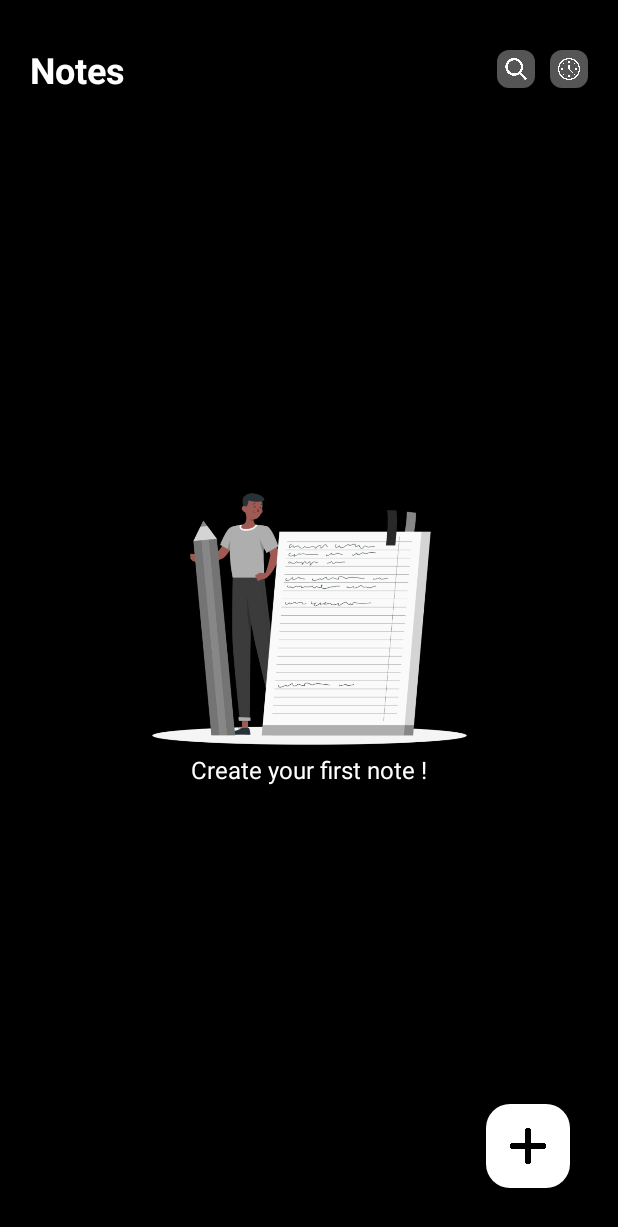
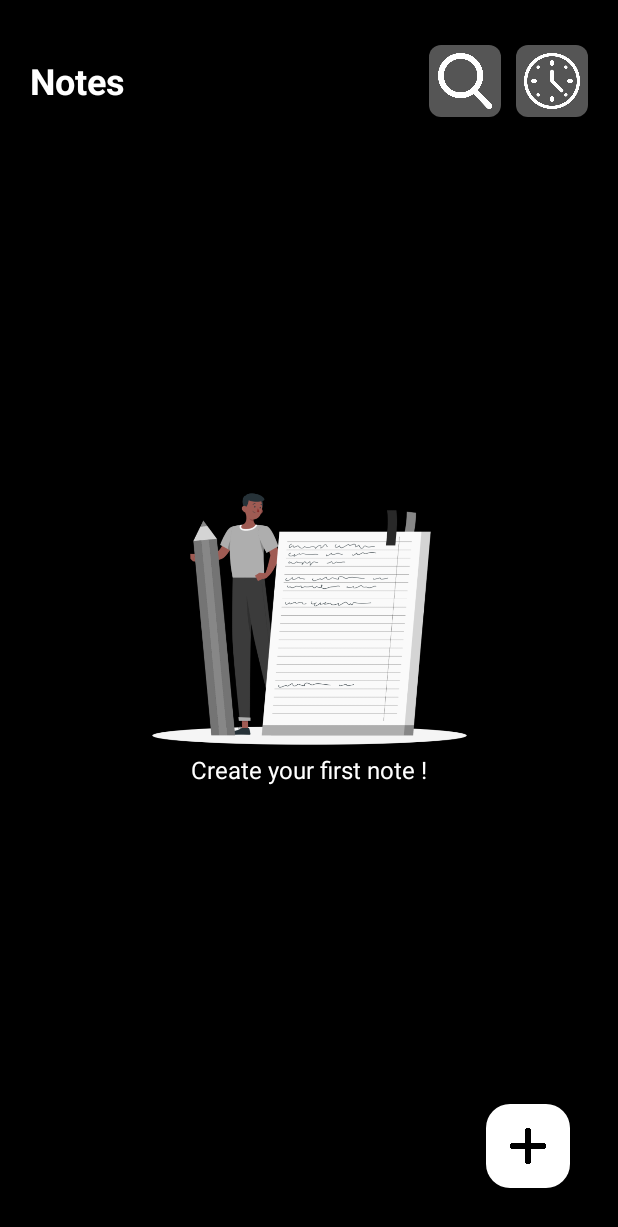
Before and after one commit to thelinh2711/appnote, an Android app: the layout activity_main.xml on its own in the app's theme, with its tools: preview values and no code run, on a phone screen of 412 x 824 dp. Shown: the top 1227 px of the screen. Run offline under Robolectric (Android 15) with nearby library versions, the phone set to English and light mode, and no system bars.

Commit message:
update main

```diff
--- a/app/build.gradle.kts
+++ b/app/build.gradle.kts
@@ -33,6 +33,10 @@ android {
     kotlinOptions {
         jvmTarget = "11"
     }
+    viewBinding {
+        enable = true
+    }
+
 }
 
 dependencies {
--- a/app/src/main/java/com/example/appnote/data/NoteDAO.kt
+++ b/app/src/main/java/com/example/appnote/data/NoteDao.kt
@@ -6,7 +6,7 @@ import androidx.room.Insert
 import androidx.room.Query
 
 @Dao
-interface NoteDAO {
+interface NoteDao {
     @Insert
     fun insert(note: Note)
 
--- a/app/src/main/java/com/example/appnote/data/NoteDatabase.kt
+++ b/app/src/main/java/com/example/appnote/data/NoteDatabase.kt
@@ -13,13 +13,13 @@ import androidx.room.RoomDatabase
 abstract class NoteDatabase:RoomDatabase() {
 
     // Khai báo DAO để Room tự tạo implementation
-    abstract fun noteDao():NoteDAO
+    abstract fun noteDao():NoteDao
 
     companion object {
         @Volatile
         private var INSTANCE: NoteDatabase? = null
 
-        fun getInstance(context: Context): Any {
+        fun getInstance(context: Context): NoteDatabase {
             return INSTANCE ?: synchronized(this){
                 var instance = Room.databaseBuilder(
                     context.applicationContext,
--- a/app/src/main/java/com/example/appnote/repository/NoteRepository.kt
+++ b/app/src/main/java/com/example/appnote/repository/NoteRepository.kt
@@ -1,9 +1,9 @@
 package com.example.appnote.repository
 
 import com.example.appnote.data.Note
-import com.example.appnote.data.NoteDAO
+import com.example.appnote.data.NoteDao
 
-class NoteRepository(private val noteDAO: NoteDAO) {
+class NoteRepository(private val noteDAO: NoteDao) {
     fun getAllNotes(): List<Note> {
         return noteDAO.getAllNotes()
     }
--- a/app/src/main/res/layout/activity_main.xml
+++ b/app/src/main/res/layout/activity_main.xml
@@ -32,8 +32,8 @@
         <!-- Nút tìm kiếm -->
         <ImageButton
             android:id="@+id/btnSearch"
-            android:layout_width="25dp"
-            android:layout_height="25dp"
+            android:layout_width="48dp"
+            android:layout_height="48dp"
             android:background="@drawable/bg_gray_rounded"
             android:src="@drawable/ic_search"
             app:tint="@color/white"
@@ -44,8 +44,8 @@
         <!-- Nút chế độ tối -->
         <ImageButton
             android:id="@+id/btnClock"
-            android:layout_width="25dp"
-            android:layout_height="25dp"
+            android:layout_width="48dp"
+            android:layout_height="48dp"
             android:background="@drawable/bg_gray_rounded"
             android:src="@drawable/ic_clock"
             app:tint="@color/white"
@@ -53,7 +53,20 @@
             android:padding="5dp"
             />
     </LinearLayout>
-
+    <androidx.recyclerview.widget.RecyclerView
+        android:id="@+id/recyclerView"
+        android:layout_width="0dp"
+        android:layout_height="0dp"
+        android:clipToPadding="false"
+        android:paddingStart="20dp"
+        android:paddingEnd="20dp"
+        android:layout_marginTop="12dp"
+        android:visibility="gone"
+        app:layout_constraintTop_toBottomOf="@id/tvEmptyState"
+        app:layout_constraintBottom_toTopOf="@id/fabAddNote"
+        app:layout_constraintStart_toStartOf="parent"
+        app:layout_constraintEnd_toEndOf="parent"
+        />
     <!-- Hình ảnh minh họa khi chưa có ghi chú -->
     <ImageView
         android:id="@+id/ivEmptyState"
```
Also changed, not shown: app/src/main/java/com/example/appnote/MainActivity.kt (+32 -1 lines), app/src/main/java/com/example/appnote/viewmodel/NoteViewModelFactory.kt (added, +17 -0 lines), 1 other file.
